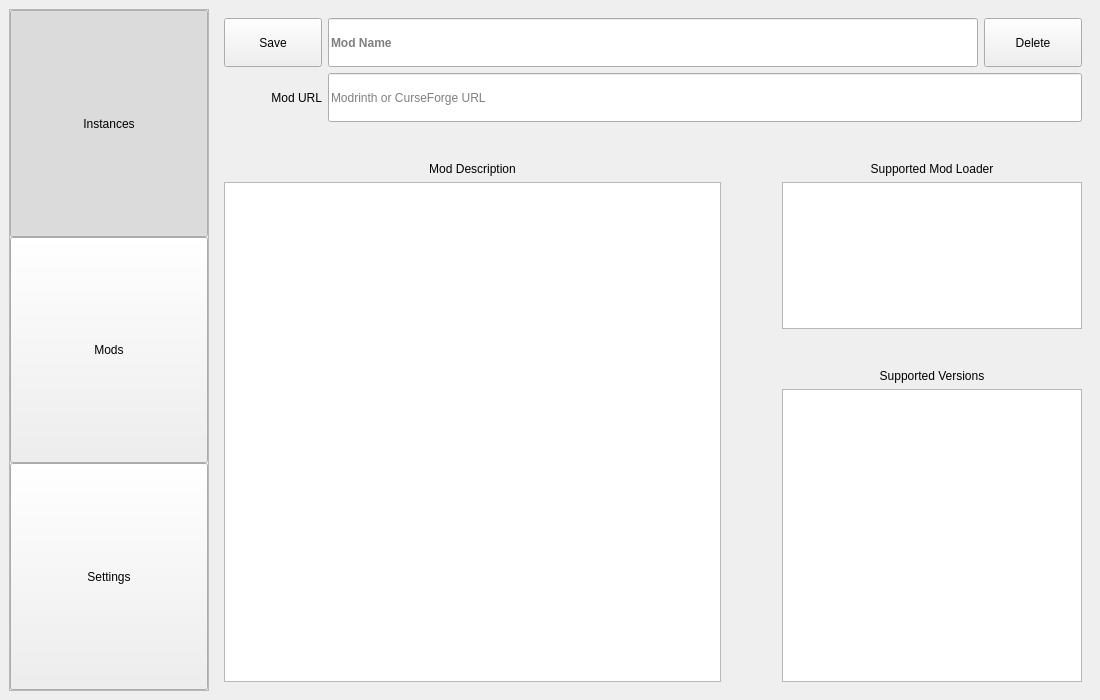
Before: the Qt Designer form interface/ui_files/interface.ui in shueppin/PackedMC, drawn with Qt 5.
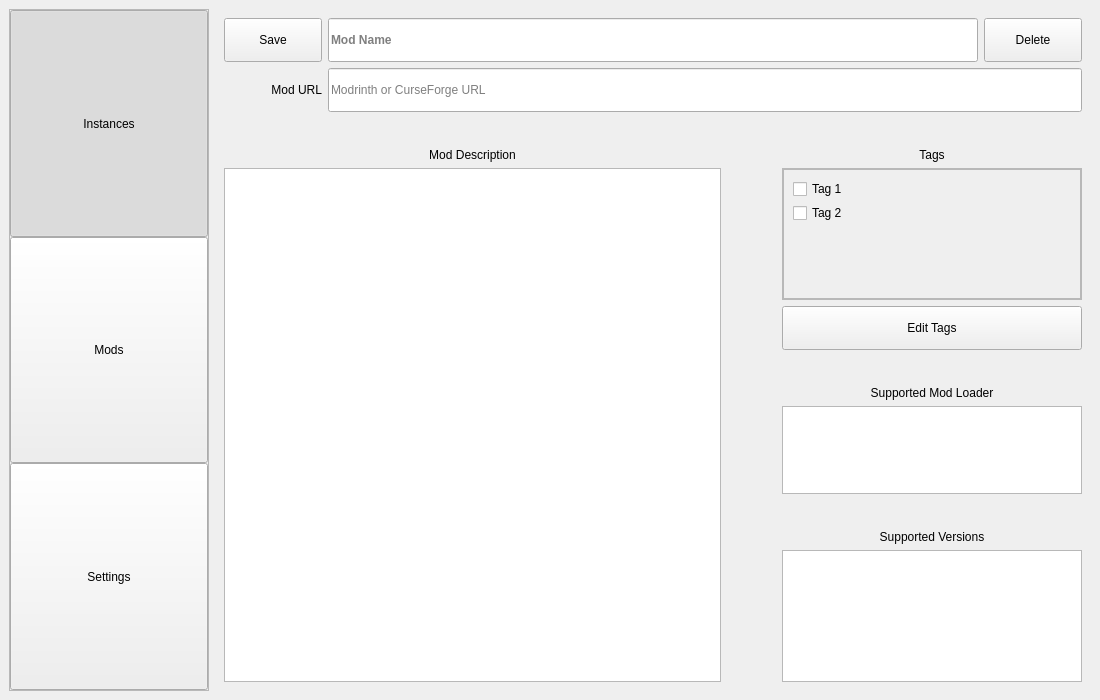
After: the same form once the commit is applied. The open tabs and pages were chosen to show the change.

Patch:
```diff
--- a/interface/ui_files/interface.ui
+++ b/interface/ui_files/interface.ui
@@ -506,75 +506,33 @@
        </widget>
       </widget>
       <widget class="QWidget" name="MOD_EDIT_PAGE">
-       <layout class="QGridLayout" name="gridLayout_2" rowstretch="1,1,1,3,1,6" columnstretch="2,8,1,4,2">
-        <item row="0" column="4">
-         <widget class="QPushButton" name="DELETE_MOD_BUTTON">
-          <property name="sizePolicy">
-           <sizepolicy hsizetype="Preferred" vsizetype="Preferred">
-            <horstretch>0</horstretch>
-            <verstretch>0</verstretch>
-           </sizepolicy>
-          </property>
-          <property name="cursor">
-           <cursorShape>PointingHandCursor</cursorShape>
-          </property>
-          <property name="focusPolicy">
-           <enum>Qt::NoFocus</enum>
-          </property>
+       <layout class="QGridLayout" name="gridLayout_2" rowstretch="1,1,1,3,1,1,2,1,3" columnstretch="2,8,1,4,2">
+        <item row="7" column="3" colspan="2">
+         <widget class="QLabel" name="label_11">
           <property name="text">
-           <string>Delete</string>
-          </property>
-         </widget>
-        </item>
-        <item row="0" column="0">
-         <widget class="QPushButton" name="MODS_BACK_BUTTON">
-          <property name="sizePolicy">
-           <sizepolicy hsizetype="Preferred" vsizetype="Ignored">
-            <horstretch>0</horstretch>
-            <verstretch>0</verstretch>
-           </sizepolicy>
-          </property>
-          <property name="cursor">
-           <cursorShape>PointingHandCursor</cursorShape>
-          </property>
-          <property name="focusPolicy">
-           <enum>Qt::NoFocus</enum>
-          </property>
-          <property name="text">
-           <string>Save</string>
-          </property>
-         </widget>
-        </item>
-        <item row="0" column="1" colspan="3">
-         <widget class="QLineEdit" name="MOD_NAME">
-          <property name="sizePolicy">
-           <sizepolicy hsizetype="Preferred" vsizetype="Preferred">
-            <horstretch>0</horstretch>
-            <verstretch>0</verstretch>
-           </sizepolicy>
-          </property>
-          <property name="font">
-           <font>
-            <bold>true</bold>
-           </font>
-          </property>
-          <property name="focusPolicy">
-           <enum>Qt::StrongFocus</enum>
+           <string>Supported Versions</string>
           </property>
           <property name="alignment">
-           <set>Qt::AlignLeading|Qt::AlignLeft|Qt::AlignVCenter</set>
-          </property>
-          <property name="placeholderText">
-           <string>Mod Name</string>
-          </property>
-          <property name="clearButtonEnabled">
-           <bool>false</bool>
+           <set>Qt::AlignBottom|Qt::AlignHCenter</set>
           </property>
           <property name="class" stdset="0">
            <string>bigger_text colored_text</string>
           </property>
          </widget>
         </item>
+        <item row="6" column="2">
+         <spacer name="horizontalSpacer_3">
+          <property name="orientation">
+           <enum>Qt::Horizontal</enum>
+          </property>
+          <property name="sizeHint" stdset="0">
+           <size>
+            <width>40</width>
+            <height>20</height>
+           </size>
+          </property>
+         </spacer>
+        </item>
         <item row="1" column="1" colspan="4">
          <widget class="QLineEdit" name="MOD_URL">
           <property name="sizePolicy">
@@ -605,7 +563,20 @@
           </property>
          </widget>
         </item>
-        <item row="3" column="3" colspan="2">
+        <item row="5" column="3" colspan="2">
+         <widget class="QLabel" name="label_12">
+          <property name="text">
+           <string>Supported Mod Loader</string>
+          </property>
+          <property name="alignment">
+           <set>Qt::AlignBottom|Qt::AlignHCenter</set>
+          </property>
+          <property name="class" stdset="0">
+           <string>bigger_text colored_text</string>
+          </property>
+         </widget>
+        </item>
+        <item row="6" column="3" colspan="2">
          <widget class="QTextBrowser" name="MOD_LOADER">
           <property name="class" stdset="0">
            <string>light_frame no_bg</string>
@@ -622,23 +593,101 @@
           </property>
          </widget>
         </item>
-        <item row="5" column="3" colspan="2">
+        <item row="0" column="1" colspan="3">
+         <widget class="QLineEdit" name="MOD_NAME">
+          <property name="sizePolicy">
+           <sizepolicy hsizetype="Preferred" vsizetype="Preferred">
+            <horstretch>0</horstretch>
+            <verstretch>0</verstretch>
+           </sizepolicy>
+          </property>
+          <property name="font">
+           <font>
+            <bold>true</bold>
+           </font>
+          </property>
+          <property name="focusPolicy">
+           <enum>Qt::StrongFocus</enum>
+          </property>
+          <property name="alignment">
+           <set>Qt::AlignLeading|Qt::AlignLeft|Qt::AlignVCenter</set>
+          </property>
+          <property name="placeholderText">
+           <string>Mod Name</string>
+          </property>
+          <property name="clearButtonEnabled">
+           <bool>false</bool>
+          </property>
+          <property name="class" stdset="0">
+           <string>bigger_text colored_text</string>
+          </property>
+         </widget>
+        </item>
+        <item row="0" column="0">
+         <widget class="QPushButton" name="MODS_BACK_BUTTON">
+          <property name="sizePolicy">
+           <sizepolicy hsizetype="Preferred" vsizetype="Ignored">
+            <horstretch>0</horstretch>
+            <verstretch>0</verstretch>
+           </sizepolicy>
+          </property>
+          <property name="cursor">
+           <cursorShape>PointingHandCursor</cursorShape>
+          </property>
+          <property name="focusPolicy">
+           <enum>Qt::NoFocus</enum>
+          </property>
+          <property name="text">
+           <string>Save</string>
+          </property>
+         </widget>
+        </item>
+        <item row="0" column="4">
+         <widget class="QPushButton" name="DELETE_MOD_BUTTON">
+          <property name="sizePolicy">
+           <sizepolicy hsizetype="Preferred" vsizetype="Preferred">
+            <horstretch>0</horstretch>
+            <verstretch>0</verstretch>
+           </sizepolicy>
+          </property>
+          <property name="cursor">
+           <cursorShape>PointingHandCursor</cursorShape>
+          </property>
+          <property name="focusPolicy">
+           <enum>Qt::NoFocus</enum>
+          </property>
+          <property name="text">
+           <string>Delete</string>
+          </property>
+         </widget>
+        </item>
+        <item row="8" column="3" colspan="2">
          <widget class="QTextBrowser" name="MOD_VERSIONS">
           <property name="class" stdset="0">
            <string>light_frame no_bg</string>
           </property>
          </widget>
         </item>
+        <item row="3" column="0" rowspan="6" colspan="2">
+         <widget class="QTextBrowser" name="MOD_DESCRIPTION">
+          <property name="openExternalLinks">
+           <bool>true</bool>
+          </property>
+          <property name="class" stdset="0">
+           <string>light_frame no_bg standard_text</string>
+          </property>
+         </widget>
+        </item>
         <item row="4" column="3" colspan="2">
-         <widget class="QLabel" name="label_11">
+         <widget class="QPushButton" name="MOD_EDIT_TAGS_BUTTON">
+          <property name="sizePolicy">
+           <sizepolicy hsizetype="Minimum" vsizetype="Preferred">
+            <horstretch>0</horstretch>
+            <verstretch>0</verstretch>
+           </sizepolicy>
+          </property>
           <property name="text">
-           <string>Supported Versions</string>
-          </property>
-          <property name="alignment">
-           <set>Qt::AlignBottom|Qt::AlignHCenter</set>
-          </property>
-          <property name="class" stdset="0">
-           <string>bigger_text colored_text</string>
+           <string>Edit Tags</string>
           </property>
          </widget>
         </item>
@@ -655,20 +704,10 @@
           </property>
          </widget>
         </item>
-        <item row="3" column="0" rowspan="3" colspan="2">
-         <widget class="QTextBrowser" name="MOD_DESCRIPTION">
-          <property name="openExternalLinks">
-           <bool>true</bool>
-          </property>
-          <property name="class" stdset="0">
-           <string>light_frame no_bg standard_text</string>
-          </property>
-         </widget>
-        </item>
         <item row="2" column="3" colspan="2">
-         <widget class="QLabel" name="label_12">
+         <widget class="QLabel" name="label_13">
           <property name="text">
-           <string>Supported Mod Loader</string>
+           <string>Tags</string>
           </property>
           <property name="alignment">
            <set>Qt::AlignBottom|Qt::AlignHCenter</set>
@@ -678,18 +717,84 @@
           </property>
          </widget>
         </item>
-        <item row="3" column="2">
-         <spacer name="horizontalSpacer_3">
-          <property name="orientation">
-           <enum>Qt::Horizontal</enum>
+        <item row="3" column="3" colspan="2">
+         <widget class="QFrame" name="frame_4">
+          <property name="frameShape">
+           <enum>QFrame::StyledPanel</enum>
           </property>
-          <property name="sizeHint" stdset="0">
-           <size>
-            <width>40</width>
-            <height>20</height>
-           </size>
+          <property name="frameShadow">
+           <enum>QFrame::Raised</enum>
           </property>
-         </spacer>
+          <property name="class" stdset="0">
+           <string>light_frame</string>
+          </property>
+          <layout class="QVBoxLayout" name="verticalLayout_3">
+           <property name="spacing">
+            <number>0</number>
+           </property>
+           <property name="leftMargin">
+            <number>0</number>
+           </property>
+           <property name="topMargin">
+            <number>0</number>
+           </property>
+           <property name="rightMargin">
+            <number>0</number>
+           </property>
+           <property name="bottomMargin">
+            <number>0</number>
+           </property>
+           <item>
+            <widget class="QScrollArea" name="scrollArea_2">
+             <property name="widgetResizable">
+              <bool>true</bool>
+             </property>
+             <widget class="QWidget" name="MOD_TAG_SELECTION_LIST">
+              <property name="geometry">
+               <rect>
+                <x>0</x>
+                <y>0</y>
+                <width>296</width>
+                <height>128</height>
+               </rect>
+              </property>
+              <layout class="QVBoxLayout" name="verticalLayout_2">
+               <property name="spacing">
+                <number>4</number>
+               </property>
+               <item>
+                <widget class="QCheckBox" name="checkBox">
+                 <property name="text">
+                  <string>Tag 1</string>
+                 </property>
+                </widget>
+               </item>
+               <item>
+                <widget class="QCheckBox" name="checkBox_2">
+                 <property name="text">
+                  <string>Tag 2</string>
+                 </property>
+                </widget>
+               </item>
+               <item>
+                <spacer name="verticalSpacer_4">
+                 <property name="orientation">
+                  <enum>Qt::Vertical</enum>
+                 </property>
+                 <property name="sizeHint" stdset="0">
+                  <size>
+                   <width>20</width>
+                   <height>40</height>
+                  </size>
+                 </property>
+                </spacer>
+               </item>
+              </layout>
+             </widget>
+            </widget>
+           </item>
+          </layout>
+         </widget>
         </item>
        </layout>
       </widget>
```
Left out of the diff: 6 changed lines with no effect on the pictures.
